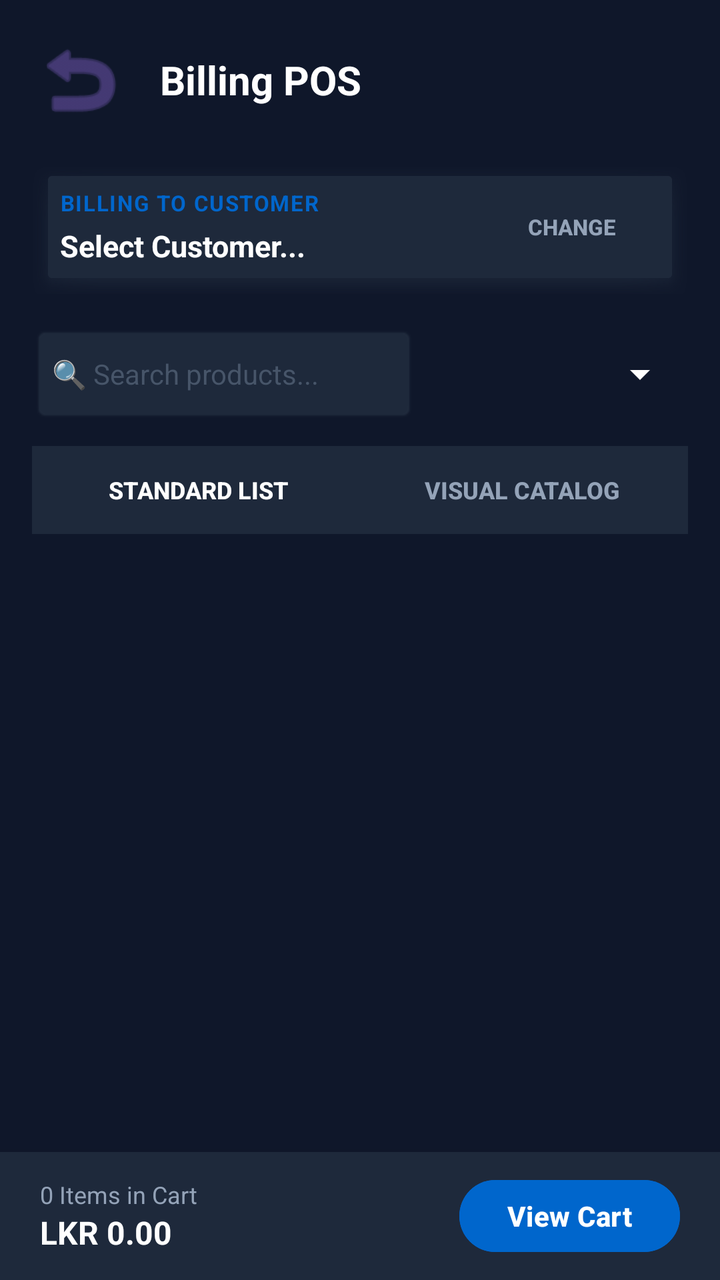
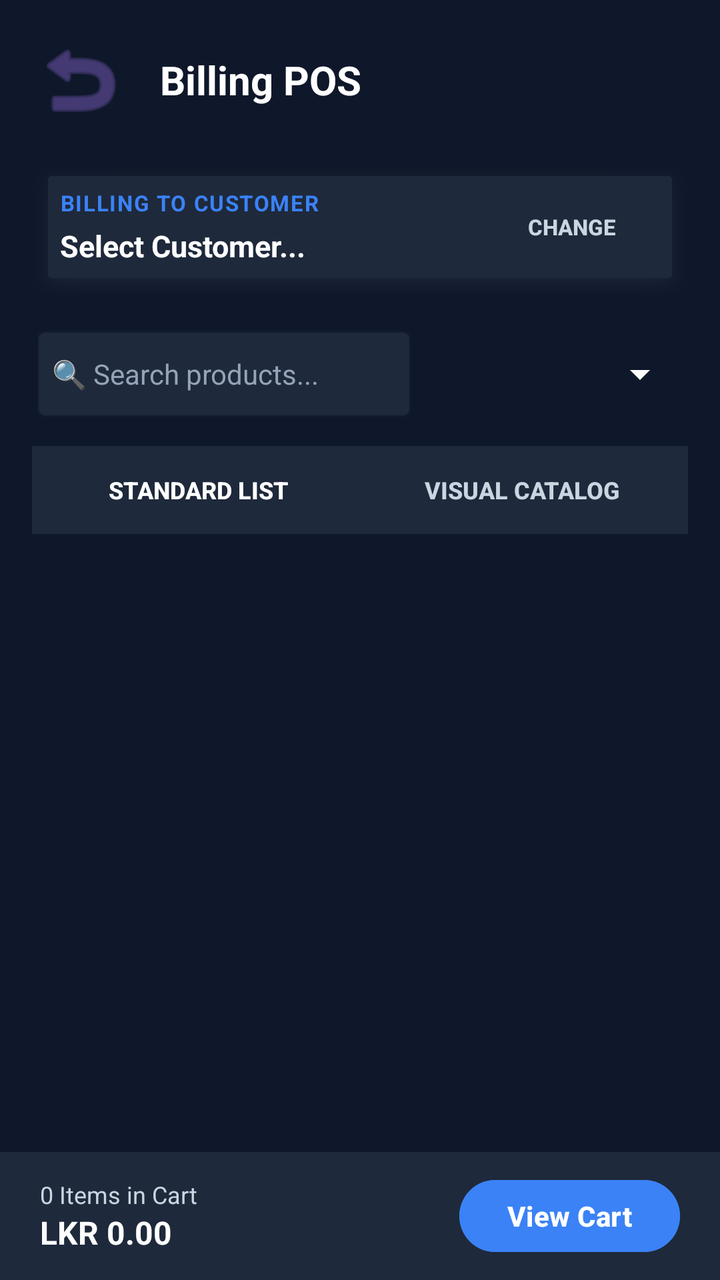

Screens rendered from an Android XML layout before and after an edit, with the pre-edit source and the edit as a unified diff.
<!-- AndroidManifest.xml: application theme Theme.Curtiss -->
<!-- res/layout/activity_billing.xml -->
<?xml version="1.0" encoding="utf-8"?>
<FrameLayout xmlns:android="http://schemas.android.com/apk/res/android"
    android:layout_width="match_parent"
    android:layout_height="match_parent"
    android:background="#0F172A">

    
    <LinearLayout
        android:layout_width="match_parent"
        android:layout_height="match_parent"
        android:orientation="vertical"
        android:padding="16dp">

        
        <RelativeLayout
            android:layout_width="match_parent"
            android:layout_height="wrap_content"
            android:layout_marginBottom="16dp">

            <Button
                android:id="@+id/btnBack"
                android:layout_width="48dp"
                android:layout_height="48dp"
                android:background="@android:drawable/ic_menu_revert"
                android:backgroundTint="#FFFFFF" />

            <TextView
                android:layout_width="wrap_content"
                android:layout_height="wrap_content"
                android:layout_centerVertical="true"
                android:layout_toEndOf="@id/btnBack"
                android:layout_marginStart="16dp"
                android:text="Billing POS"
                android:textColor="#FFFFFF"
                android:textSize="20sp"
                android:textStyle="bold" />

        </RelativeLayout>

        
        <LinearLayout
            android:layout_width="match_parent"
            android:layout_height="wrap_content"
            android:background="@android:drawable/dialog_holo_dark_frame"
            android:backgroundTint="#1E293B"
            android:orientation="horizontal"
            android:padding="14dp"
            android:gravity="center_vertical"
            android:layout_marginBottom="16dp">

            <LinearLayout
                android:layout_width="0dp"
                android:layout_height="wrap_content"
                android:layout_weight="1"
                android:orientation="vertical">

                <TextView
                    android:layout_width="wrap_content"
                    android:layout_height="wrap_content"
                    android:text="BILLING TO CUSTOMER"
                    android:textColor="#0066CC"
                    android:textSize="11sp"
                    android:textStyle="bold"
                    android:letterSpacing="0.05"/>

                <TextView
                    android:id="@+id/txtSelectedCustomerName"
                    android:layout_width="wrap_content"
                    android:layout_height="wrap_content"
                    android:text="Select Customer..."
                    android:textColor="#FFFFFF"
                    android:textSize="15sp"
                    android:textStyle="bold"
                    android:layout_marginTop="4dp" />

            </LinearLayout>

            <Button
                android:id="@+id/btnChangeCustomer"
                android:layout_width="wrap_content"
                android:layout_height="36dp"
                android:backgroundTint="#334155"
                android:text="Change"
                android:textColor="#94A3B8"
                android:textSize="11sp"
                android:textStyle="bold"
                android:paddingLeft="12dp"
                android:paddingRight="12dp"
                style="?android:attr/borderlessButtonStyle" />

        </LinearLayout>

        
        <LinearLayout
            android:layout_width="match_parent"
            android:layout_height="wrap_content"
            android:orientation="horizontal"
            android:gravity="center_vertical"
            android:layout_marginBottom="12dp">

            <EditText
                android:id="@+id/edtProductSearch"
                android:layout_width="0dp"
                android:layout_height="48dp"
                android:layout_weight="1.2"
                android:background="@android:drawable/editbox_background_normal"
                android:backgroundTint="#1E293B"
                android:hint="🔍 Search products..."
                android:textColor="#FFFFFF"
                android:textColorHint="#475569"
                android:textSize="14sp"
                android:paddingLeft="10dp"/>

            <Spinner
                android:id="@+id/spinnerCategory"
                android:layout_width="0dp"
                android:layout_height="48dp"
                android:layout_weight="0.8"
                android:layout_marginStart="8dp"
                android:backgroundTint="#FFFFFF" />

        </LinearLayout>

        
        <LinearLayout
            android:layout_width="match_parent"
            android:layout_height="44dp"
            android:orientation="horizontal"
            android:layout_marginBottom="12dp"
            android:background="#1E293B"
            android:padding="2dp">

            <Button
                android:id="@+id/btnModeStandard"
                android:layout_width="0dp"
                android:layout_height="match_parent"
                android:layout_weight="1"
                android:backgroundTint="#0066CC"
                android:text="Standard List"
                android:textColor="#FFFFFF"
                android:textSize="12sp"
                android:textStyle="bold"
                style="?android:attr/borderlessButtonStyle" />

            <Button
                android:id="@+id/btnModeVisual"
                android:layout_width="0dp"
                android:layout_height="match_parent"
                android:layout_weight="1"
                android:backgroundTint="#334155"
                android:text="Visual Catalog"
                android:textColor="#94A3B8"
                android:textSize="12sp"
                android:textStyle="bold"
                style="?android:attr/borderlessButtonStyle" />

        </LinearLayout>

        
        <FrameLayout
            android:layout_width="match_parent"
            android:layout_height="0dp"
            android:layout_weight="1"
            android:layout_marginBottom="60dp">

            
            <ListView
                android:id="@+id/lstProducts"
                android:layout_width="match_parent"
                android:layout_height="match_parent"
                android:divider="#1E293B"
                android:dividerHeight="8dp"
                android:visibility="visible" />

            
            <GridView
                android:id="@+id/gridProducts"
                android:layout_width="match_parent"
                android:layout_height="match_parent"
                android:numColumns="2"
                android:horizontalSpacing="8dp"
                android:verticalSpacing="8dp"
                android:visibility="gone" />

        </FrameLayout>

    </LinearLayout>

    
    <LinearLayout
        android:layout_width="match_parent"
        android:layout_height="64dp"
        android:layout_gravity="bottom"
        android:background="#1E293B"
        android:orientation="horizontal"
        android:paddingLeft="20dp"
        android:paddingRight="20dp"
        android:gravity="center_vertical"
        android:elevation="8dp">

        <LinearLayout
            android:layout_width="0dp"
            android:layout_height="wrap_content"
            android:layout_weight="1"
            android:orientation="vertical">

            <TextView
                android:id="@+id/txtCartItemsCount"
                android:layout_width="wrap_content"
                android:layout_height="wrap_content"
                android:text="0 Items in Cart"
                android:textColor="#94A3B8"
                android:textSize="12sp" />

            <TextView
                android:id="@+id/txtCartSalesSum"
                android:layout_width="wrap_content"
                android:layout_height="wrap_content"
                android:text="LKR 0.00"
                android:textColor="#FFFFFF"
                android:textSize="16sp"
                android:textStyle="bold" />

        </LinearLayout>

        <Button
            android:id="@+id/btnViewCart"
            android:layout_width="wrap_content"
            android:layout_height="44dp"
            android:backgroundTint="#0066CC"
            android:text="View Cart"
            android:textColor="#FFFFFF"
            android:textStyle="bold" />

    </LinearLayout>

    
    <RelativeLayout
        android:id="@+id/layoutCartOverlay"
        android:layout_width="match_parent"
        android:layout_height="match_parent"
        android:background="#E00F172A"
        android:clickable="true"
        android:focusable="true"
        android:visibility="gone"
        android:padding="20dp">

        <LinearLayout
            android:layout_width="match_parent"
            android:layout_height="wrap_content"
            android:layout_centerInParent="true"
            android:background="@android:drawable/dialog_holo_dark_frame"
            android:backgroundTint="#1E293B"
            android:orientation="vertical"
            android:padding="20dp">

            <TextView
                android:layout_width="wrap_content"
                android:layout_height="wrap_content"
                android:text="REVIEW SHOPPING CART"
                android:textColor="#0066CC"
                android:textSize="16sp"
                android:textStyle="bold" />

            
            <ListView
                android:id="@+id/lstCartSummary"
                android:layout_width="match_parent"
                android:layout_height="180dp"
                android:layout_marginTop="16dp"
                android:divider="#334155"
                android:dividerHeight="1dp" />

            
            <LinearLayout
                android:layout_width="match_parent"
                android:layout_height="wrap_content"
                android:orientation="vertical"
                android:layout_marginTop="16dp">

                
                <RelativeLayout
                    android:layout_width="match_parent"
                    android:layout_height="wrap_content">

                    <TextView
                        android:layout_width="wrap_content"
                        android:layout_height="wrap_content"
                        android:text="Subtotal:"
                        android:textColor="#94A3B8"
                        android:textSize="13sp" />

                    <TextView
                        android:id="@+id/txtSubtotal"
                        android:layout_width="wrap_content"
                        android:layout_height="wrap_content"
                        android:layout_alignParentEnd="true"
                        android:text="LKR 0.00"
                        android:textColor="#FFFFFF"
                        android:textSize="13sp" />

                </RelativeLayout>

                
                <LinearLayout
                    android:layout_width="match_parent"
                    android:layout_height="wrap_content"
                    android:layout_marginTop="10dp"
                    android:orientation="horizontal"
                    android:gravity="center_vertical">

                    <TextView
                        android:layout_width="0dp"
                        android:layout_height="wrap_content"
                        android:layout_weight="1"
                        android:text="Direct Disc (%):"
                        android:textColor="#94A3B8"
                        android:textSize="13sp" />

                    <EditText
                        android:id="@+id/edtDirectDiscountPct"
                        android:layout_width="70dp"
                        android:layout_height="36dp"
                        android:background="@android:drawable/editbox_background_normal"
                        android:backgroundTint="#334155"
                        android:gravity="center"
                        android:hint="0.0%"
                        android:inputType="numberDecimal"
                        android:textColor="#FFFFFF"
                        android:textColorHint="#475569"
                        android:textSize="13sp" />

                    <TextView
                        android:layout_width="wrap_content"
                        android:layout_height="wrap_content"
                        android:text="  Amt (LKR):"
                        android:textColor="#94A3B8"
                        android:textSize="13sp" />

                    <EditText
                        android:id="@+id/edtDiscount"
                        android:layout_width="85dp"
                        android:layout_height="36dp"
                        android:background="@android:drawable/editbox_background_normal"
                        android:backgroundTint="#334155"
                        android:gravity="center"
                        android:hint="0.00"
                        android:inputType="numberDecimal"
                        android:textColor="#FFFFFF"
                        android:textColorHint="#475569"
                        android:textSize="13sp" />

                </LinearLayout>

                
                <RelativeLayout
                    android:layout_width="match_parent"
                    android:layout_height="wrap_content"
                    android:layout_marginTop="10dp"
                    android:visibility="gone">

                    <TextView
                        android:layout_width="wrap_content"
                        android:layout_height="wrap_content"
                        android:text="VAT (18% Included):"
                        android:textColor="#94A3B8"
                        android:textSize="13sp" />

                    <TextView
                        android:id="@+id/txtTax"
                        android:layout_width="wrap_content"
                        android:layout_height="wrap_content"
                        android:layout_alignParentEnd="true"
                        android:text="LKR 0.00"
                        android:textColor="#FFFFFF"
                        android:textSize="13sp" />

                </RelativeLayout>

                
                <View
                    android:layout_width="match_parent"
                    android:layout_height="1dp"
                    android:background="#334155"
                    android:layout_marginTop="12dp"
                    android:layout_marginBottom="12dp" />

                <RelativeLayout
                    android:layout_width="match_parent"
                    android:layout_height="wrap_content">

                    <TextView
                        android:layout_width="wrap_content"
                        android:layout_height="wrap_content"
                        android:text="NET TOTAL:"
                        android:textColor="#FFFFFF"
                        android:textSize="15sp"
                        android:textStyle="bold" />

                    <TextView
                        android:id="@+id/txtNetTotal"
                        android:layout_width="wrap_content"
                        android:layout_height="wrap_content"
                        android:layout_alignParentEnd="true"
                        android:text="LKR 0.00"
                        android:textColor="#10B981"
                        android:textSize="16sp"
                        android:textStyle="bold" />

                </RelativeLayout>

            </LinearLayout>

            
            <TextView
                android:layout_width="wrap_content"
                android:layout_height="wrap_content"
                android:text="Select Payment Method:"
                android:textColor="#94A3B8"
                android:textSize="12sp"
                android:layout_marginTop="16dp"
                android:layout_marginBottom="4dp"
                android:visibility="gone"/>

            <Spinner
                android:id="@+id/spinnerPaymentMethod"
                android:layout_width="match_parent"
                android:layout_height="44dp"
                android:backgroundTint="#FFFFFF"
                android:spinnerMode="dropdown"
                android:layout_marginBottom="8dp"
                android:visibility="gone" />

            
            <TextView
                android:layout_width="wrap_content"
                android:layout_height="wrap_content"
                android:text="Select Payment Term:"
                android:textColor="#94A3B8"
                android:textSize="12sp"
                android:layout_marginTop="8dp"
                android:layout_marginBottom="4dp"/>

            <Spinner
                android:id="@+id/spinnerPaymentTerm"
                android:layout_width="match_parent"
                android:layout_height="44dp"
                android:backgroundTint="#FFFFFF"
                android:spinnerMode="dropdown"
                android:layout_marginBottom="8dp" />

            
            <LinearLayout
                android:layout_width="match_parent"
                android:layout_height="wrap_content"
                android:orientation="horizontal"
                android:layout_marginTop="12dp">

                <Button
                    android:id="@+id/btnCancelCart"
                    android:layout_width="0dp"
                    android:layout_height="48dp"
                    android:layout_weight="1"
                    android:layout_marginEnd="8dp"
                    android:backgroundTint="#EF4444"
                    android:text="Back"
                    android:textColor="#FFFFFF" />

                <Button
                    android:id="@+id/btnConfirmCheckout"
                    android:layout_width="0dp"
                    android:layout_height="48dp"
                    android:layout_weight="1.2"
                    android:layout_marginStart="8dp"
                    android:backgroundTint="#10B981"
                    android:text="Confirm Bill"
                    android:textColor="#FFFFFF"
                    android:textStyle="bold" />

            </LinearLayout>

        </LinearLayout>

    </RelativeLayout>

</FrameLayout>
<!-- resources referenced by this layout -->
<resources>
  <style name="Theme.Curtiss" parent="Base.Theme.Curtiss" />
  <style name="Base.Theme.Curtiss" parent="Theme.Material3.DayNight.NoActionBar">
          
          
      </style>
</resources>

<!-- the commit's change to res/layout/activity_billing.xml (unified diff, before → after) -->
@@ -58,7 +58,7 @@
                     android:layout_width="wrap_content"
                     android:layout_height="wrap_content"
                     android:text="BILLING TO CUSTOMER"
-                    android:textColor="#0066CC"
+                    android:textColor="#3B82F6"
                     android:textSize="11sp"
                     android:textStyle="bold"
                     android:letterSpacing="0.05"/>
@@ -81,7 +81,7 @@
                 android:layout_height="36dp"
                 android:backgroundTint="#334155"
                 android:text="Change"
-                android:textColor="#94A3B8"
+                android:textColor="#CBD5E1"
                 android:textSize="11sp"
                 android:textStyle="bold"
                 android:paddingLeft="12dp"
@@ -107,7 +107,7 @@
                 android:backgroundTint="#1E293B"
                 android:hint="🔍 Search products..."
                 android:textColor="#FFFFFF"
-                android:textColorHint="#475569"
+                android:textColorHint="#94A3B8"
                 android:textSize="14sp"
                 android:paddingLeft="10dp"/>
 
@@ -135,7 +135,7 @@
                 android:layout_width="0dp"
                 android:layout_height="match_parent"
                 android:layout_weight="1"
-                android:backgroundTint="#0066CC"
+                android:backgroundTint="#3B82F6"
                 android:text="Standard List"
                 android:textColor="#FFFFFF"
                 android:textSize="12sp"
@@ -149,7 +149,7 @@
                 android:layout_weight="1"
                 android:backgroundTint="#334155"
                 android:text="Visual Catalog"
-                android:textColor="#94A3B8"
+                android:textColor="#CBD5E1"
                 android:textSize="12sp"
                 android:textStyle="bold"
                 style="?android:attr/borderlessButtonStyle" />
@@ -209,7 +209,7 @@
                 android:layout_width="wrap_content"
                 android:layout_height="wrap_content"
                 android:text="0 Items in Cart"
-                android:textColor="#94A3B8"
+                android:textColor="#CBD5E1"
                 android:textSize="12sp" />
 
             <TextView
@@ -227,7 +227,7 @@
             android:id="@+id/btnViewCart"
             android:layout_width="wrap_content"
             android:layout_height="44dp"
-            android:backgroundTint="#0066CC"
+            android:backgroundTint="#3B82F6"
             android:text="View Cart"
             android:textColor="#FFFFFF"
             android:textStyle="bold" />
@@ -258,7 +258,7 @@
                 android:layout_width="wrap_content"
                 android:layout_height="wrap_content"
                 android:text="REVIEW SHOPPING CART"
-                android:textColor="#0066CC"
+                android:textColor="#3B82F6"
                 android:textSize="16sp"
                 android:textStyle="bold" />
 
@@ -287,7 +287,7 @@
                         android:layout_width="wrap_content"
                         android:layout_height="wrap_content"
                         android:text="Subtotal:"
-                        android:textColor="#94A3B8"
+                        android:textColor="#CBD5E1"
                         android:textSize="13sp" />
 
                     <TextView
@@ -314,7 +314,7 @@
                         android:layout_height="wrap_content"
                         android:layout_weight="1"
                         android:text="Direct Disc (%):"
-                        android:textColor="#94A3B8"
+                        android:textColor="#CBD5E1"
                         android:textSize="13sp" />
 
                     <EditText
@@ -327,14 +327,14 @@
                         android:hint="0.0%"
                         android:inputType="numberDecimal"
                         android:textColor="#FFFFFF"
-                        android:textColorHint="#475569"
+                        android:textColorHint="#94A3B8"
                         android:textSize="13sp" />
 
                     <TextView
                         android:layout_width="wrap_content"
                         android:layout_height="wrap_content"
                         android:text="  Amt (LKR):"
-                        android:textColor="#94A3B8"
+                        android:textColor="#CBD5E1"
                         android:textSize="13sp" />
 
                     <EditText
@@ -347,7 +347,7 @@
                         android:hint="0.00"
                         android:inputType="numberDecimal"
                         android:textColor="#FFFFFF"
-                        android:textColorHint="#475569"
+                        android:textColorHint="#94A3B8"
                         android:textSize="13sp" />
 
                 </LinearLayout>
@@ -363,7 +363,7 @@
                         android:layout_width="wrap_content"
                         android:layout_height="wrap_content"
                         android:text="VAT (18% Included):"
-                        android:textColor="#94A3B8"
+                        android:textColor="#CBD5E1"
                         android:textSize="13sp" />
 
                     <TextView
@@ -416,7 +416,7 @@
                 android:layout_width="wrap_content"
                 android:layout_height="wrap_content"
                 android:text="Select Payment Method:"
-                android:textColor="#94A3B8"
+                android:textColor="#CBD5E1"
                 android:textSize="12sp"
                 android:layout_marginTop="16dp"
                 android:layout_marginBottom="4dp"
@@ -436,7 +436,7 @@
                 android:layout_width="wrap_content"
                 android:layout_height="wrap_content"
                 android:text="Select Payment Term:"
-                android:textColor="#94A3B8"
+                android:textColor="#CBD5E1"
                 android:textSize="12sp"
                 android:layout_marginTop="8dp"
                 android:layout_marginBottom="4dp"/>
